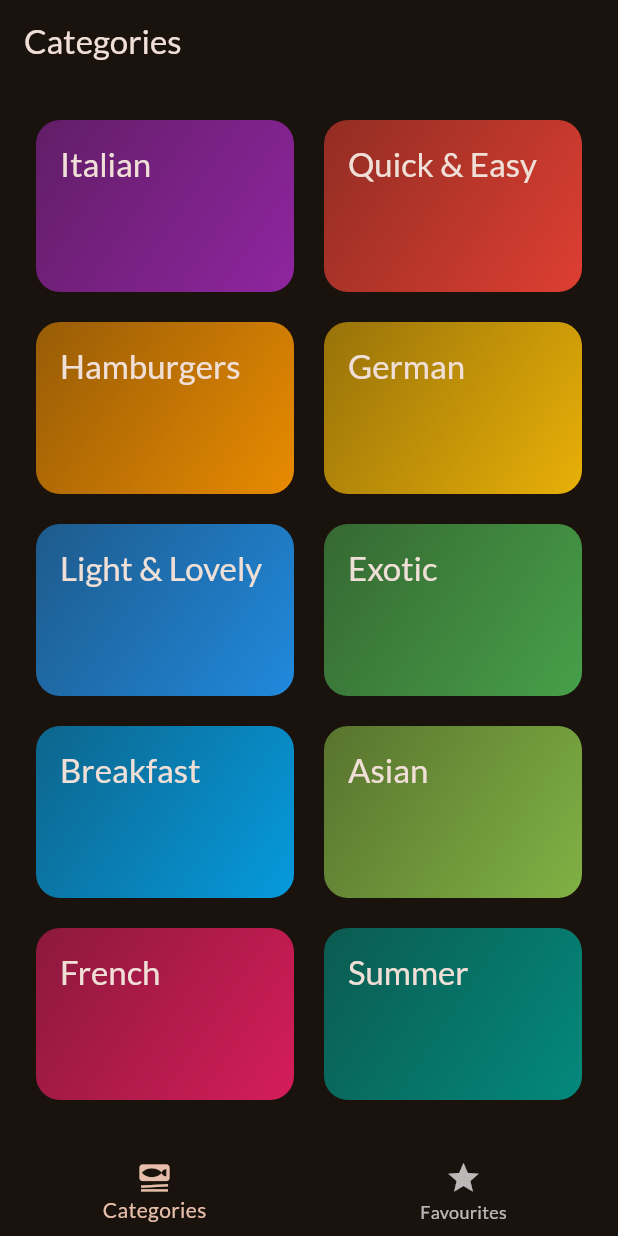
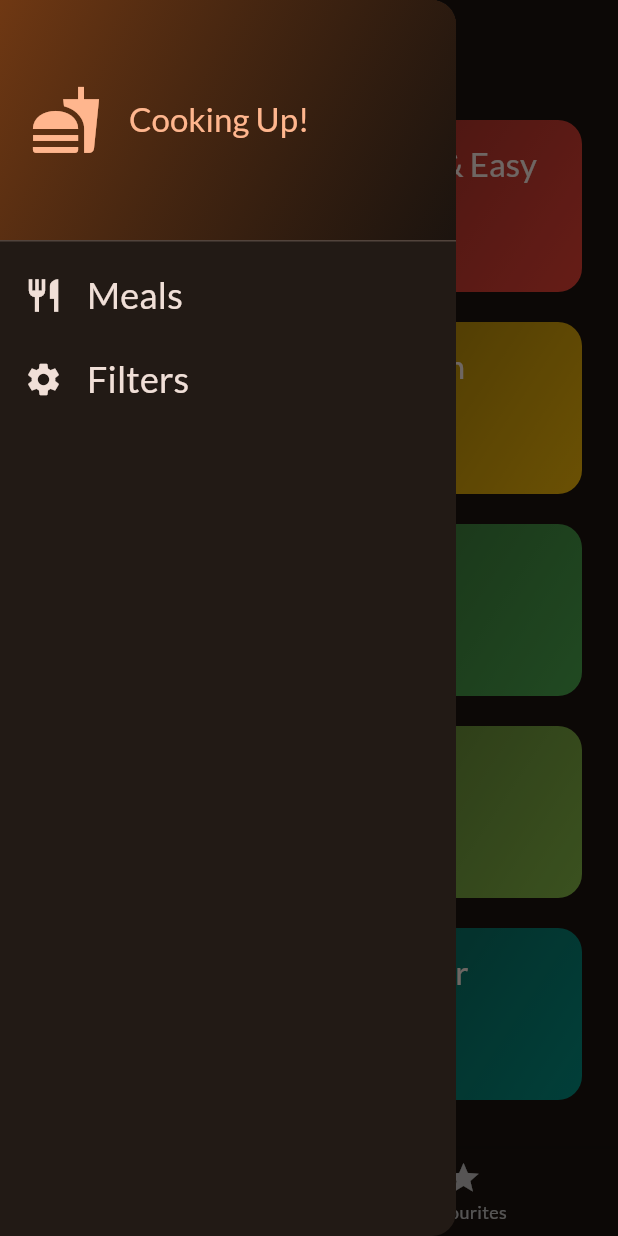
Before and after one commit to timoshevichaleks/meals, a Flutter app: the screen it shows after launch, with the side drawer open (before the commit the screen has no drawer), on a phone screen of 412 x 824 dp. Run offline on Flutter 3.47's test engine with Material 2 defaults, Android fonts, the phone set to English and light mode, and no system bars; our stand-ins replace google_fonts, transparent_image.

Commit message:
Added tabs favorites.

```diff
--- a/lib/screens/categories.dart
+++ b/lib/screens/categories.dart
@@ -6,10 +6,18 @@ import 'package:meals/screens/meals.dart';
 import 'package:meals/widgets/category_grid_item.dart';
 
 class CategoriesScreen extends StatelessWidget {
-  const CategoriesScreen({super.key});
+  const CategoriesScreen({
+    super.key,
+    required this.onToggleFavorite,
+    required this.availableMeals,
+  });
+
+  final void Function(Meal meal) onToggleFavorite;
+
+  final List<Meal> availableMeals;
 
   void _selectCategory(BuildContext context, Category category) {
-    final List<Meal> filteredMeals = dummyMeals
+    final List<Meal> filteredMeals = availableMeals
         .where((meal) => meal.categories.contains(category.id))
         .toList();
 
@@ -18,6 +26,7 @@ class CategoriesScreen extends StatelessWidget {
         builder: (ctx) => MealsScreen(
           title: category.title,
           meals: filteredMeals,
+          onToggleFavorite: onToggleFavorite,
         ),
       ),
     );
--- a/lib/screens/tabs.dart
+++ b/lib/screens/tabs.dart
@@ -1,6 +1,18 @@
 import 'package:flutter/material.dart';
 import 'package:meals/screens/categories.dart';
+import 'package:meals/screens/filters.dart';
 import 'package:meals/screens/meals.dart';
+
+import '../data/dummy_data.dart';
+import '../models/meal.dart';
+import '../widgets/main_drawer.dart';
+
+const Map<Filter, bool> kInitialFilters = {
+  Filter.glutenFree: false,
+  Filter.lactoseFree: false,
+  Filter.vegetarian: false,
+  Filter.vegan: false,
+};
 
 class TabsScreen extends StatefulWidget {
   const TabsScreen({super.key});
@@ -14,26 +26,90 @@ class TabsScreen extends StatefulWidget {
 class _TabsScreenState extends State<TabsScreen> {
   int _selectedPageIndex = 0;
 
+  final List<Meal> _favoriteMeals = [];
+
+  Map<Filter, bool> _selectedFilters = kInitialFilters;
+
+  void _showInfoMessage(String message) {
+    ScaffoldMessenger.of(context).clearSnackBars();
+    ScaffoldMessenger.of(context).showSnackBar(
+      SnackBar(content: Text(message)),
+    );
+  }
+
+  void _toggleMealFavoriteStatus(Meal meal) {
+    final isExisting = _favoriteMeals.contains(meal);
+
+    if (isExisting) {
+      setState(() {
+        _favoriteMeals.remove(meal);
+        _showInfoMessage('Meal is no longer a favourite');
+      });
+    } else {
+      setState(() {
+        _favoriteMeals.add(meal);
+        _showInfoMessage('Marked as favourite');
+      });
+    }
+  }
+
   void _selectPage(int index) {
     setState(() {
       _selectedPageIndex = index;
     });
   }
 
+  void _setScreen(String identifier) async {
+    Navigator.of(context).pop();
+    if (identifier == 'filters') {
+      final Map<Filter, bool>? result =
+          await Navigator.of(context).push<Map<Filter, bool>>(MaterialPageRoute(
+        builder: (context) => FiltersScreen(currentFilters: _selectedFilters),
+      ));
+
+      setState(() {
+        _selectedFilters = result ?? kInitialFilters;
+      });
+    }
+  }
+
   @override
   Widget build(BuildContext context) {
-    Widget activePage = const CategoriesScreen();
+    final availableMeals = dummyMeals.where((Meal meal) {
+      if (_selectedFilters[Filter.glutenFree]! && !meal.isGlutenFree) {
+        return false;
+      }
+      if (_selectedFilters[Filter.lactoseFree]! && !meal.isLactoseFree) {
+        return false;
+      }
+      if (_selectedFilters[Filter.vegetarian]! && !meal.isVegetarian) {
+        return false;
+      }
+      if (_selectedFilters[Filter.vegan]! && !meal.isVegan) {
+        return false;
+      }
+      return true;
+    }).toList();
+
+    Widget activePage = CategoriesScreen(
+      onToggleFavorite: _toggleMealFavoriteStatus,
+      availableMeals: availableMeals,
+    );
     String activePageTitle = 'Categories';
 
     if (_selectedPageIndex == 1) {
-      activePage = const MealsScreen(meals: []);
-      activePageTitle = 'Favourites';
+      activePage = MealsScreen(
+        meals: _favoriteMeals,
+        onToggleFavorite: _toggleMealFavoriteStatus,
+      );
+      activePageTitle = 'Your Favourites';
     }
 
     return Scaffold(
       appBar: AppBar(
         title: Text(activePageTitle),
       ),
+      drawer: MainDrawer(onSelectScreen: _setScreen),
       body: activePage,
       bottomNavigationBar: BottomNavigationBar(
         onTap: _selectPage,
--- /dev/null
+++ b/lib/widgets/main_drawer.dart
@@ -0,0 +1,79 @@
+import 'package:flutter/material.dart';
+
+class MainDrawer extends StatelessWidget {
+  const MainDrawer({super.key, required this.onSelectScreen});
+
+  final void Function(String identifier) onSelectScreen;
+
+  @override
+  Widget build(BuildContext context) {
+    return Drawer(
+      child: Column(
+        children: [
+          DrawerHeader(
+            padding: const EdgeInsets.all(20),
+            decoration: BoxDecoration(
+                gradient: LinearGradient(
+              colors: [
+                Theme.of(context).colorScheme.primaryContainer,
+                Theme.of(context).primaryColor.withOpacity(0.8),
+              ],
+              begin: Alignment.topLeft,
+              end: Alignment.bottomRight,
+            )),
+            child: Row(
+              children: [
+                Icon(
+                  Icons.fastfood,
+                  size: 48,
+                  color: Theme.of(context).colorScheme.primary,
+                ),
+                const SizedBox(width: 18),
+                Text(
+                  'Cooking Up!',
+                  style: Theme.of(context).textTheme.titleLarge!.copyWith(
+                        color: Theme.of(context).colorScheme.primary,
+                      ),
+                ),
+              ],
+            ),
+          ),
+          ListTile(
+            leading: Icon(
+              Icons.restaurant,
+              size: 26,
+              color: Theme.of(context).colorScheme.onBackground,
+            ),
+            title: Text(
+              'Meals',
+              style: Theme.of(context).textTheme.titleSmall!.copyWith(
+                    color: Theme.of(context).colorScheme.onBackground,
+                    fontSize: 24,
+                  ),
+            ),
+            onTap: () {
+              onSelectScreen('meals');
+            },
+          ),
+          ListTile(
+            leading: Icon(
+              Icons.settings,
+              size: 26,
+              color: Theme.of(context).colorScheme.onBackground,
+            ),
+            title: Text(
+              'Filters',
+              style: Theme.of(context).textTheme.titleSmall!.copyWith(
+                    color: Theme.of(context).colorScheme.onBackground,
+                    fontSize: 24,
+                  ),
+            ),
+            onTap: () {
+              onSelectScreen('filters');
+            },
+          ),
+        ],
+      ),
+    );
+  }
+}
```
Also changed, not shown: lib/screens/filters.dart (added, +155 -0 lines), lib/screens/meal_details.dart (+14 -1 lines), lib/screens/meals.dart (+15 -2 lines).
